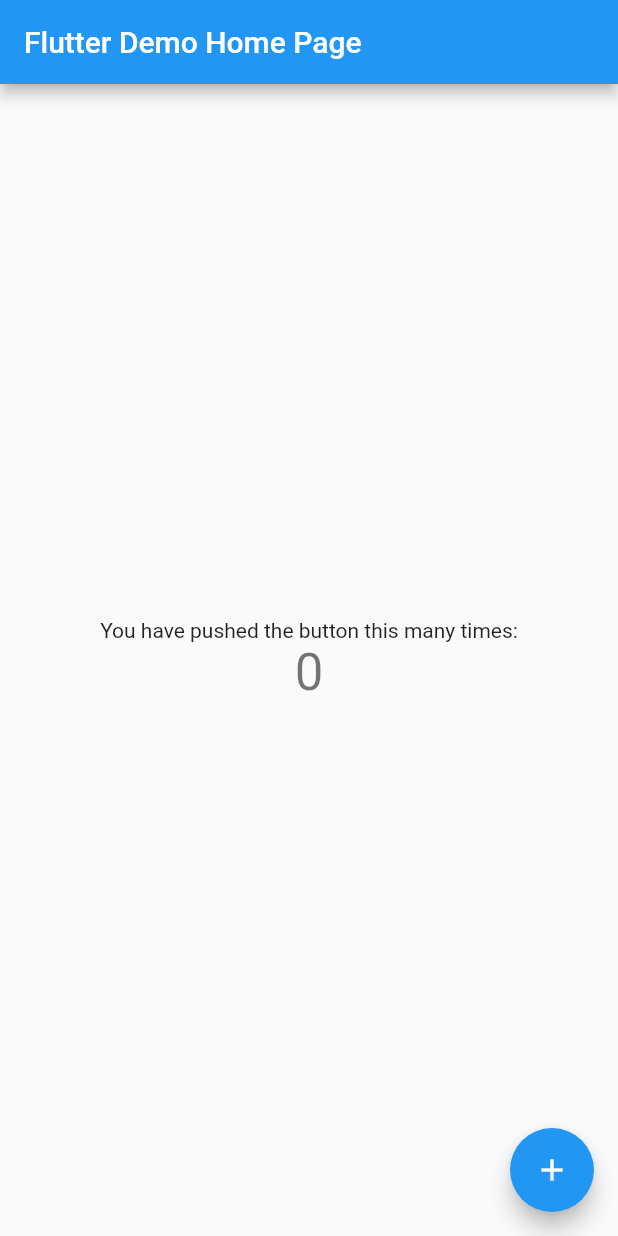
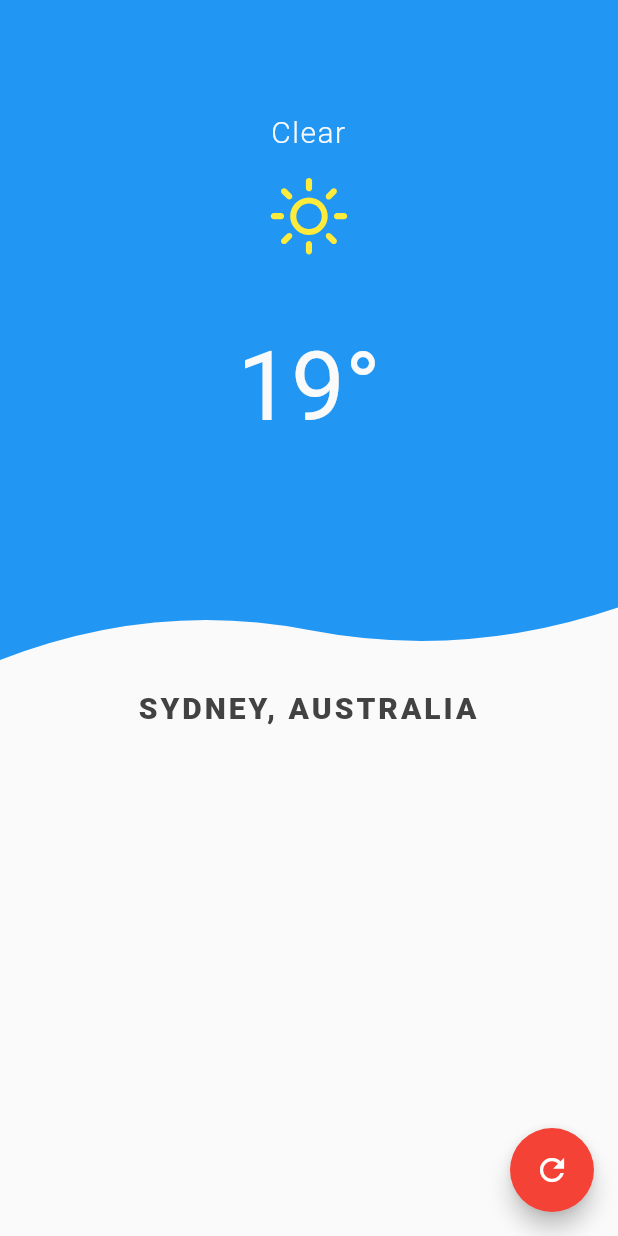
Before and after one commit to themobilecoder/my-local-weather, a Flutter app: the screen it shows after launch, on a phone screen of 412 x 824 dp. Run offline on Flutter 3.47's test engine with Material 2 defaults, Android fonts, the phone set to English and light mode, and no system bars; our stand-ins replace weather_icons.

```diff
--- a/lib/home_page.dart
+++ b/lib/home_page.dart
@@ -1,48 +1,116 @@
 import 'package:flutter/material.dart';
+import 'package:flutter/rendering.dart';
+import 'package:flutter/widgets.dart';
+import 'package:weather_icons/weather_icons.dart';
 
-class MyHomePage extends StatefulWidget {
-  MyHomePage({Key key, this.title}) : super(key: key);
-
-  final String title;
-
+class HomePage extends StatefulWidget {
+  HomePage({Key key}) : super(key: key);
   @override
-  _MyHomePageState createState() => _MyHomePageState();
+  _HomePageState createState() => _HomePageState();
 }
 
-class _MyHomePageState extends State<MyHomePage> {
-  int _counter = 0;
-
-  void _incrementCounter() {
-    setState(() {
-      _counter++;
-    });
-  }
-
+class _HomePageState extends State<HomePage> {
   @override
   Widget build(BuildContext context) {
     return Scaffold(
       appBar: AppBar(
-        title: Text(widget.title),
+        elevation: 0,
       ),
-      body: Center(
-        child: Column(
-          mainAxisAlignment: MainAxisAlignment.center,
-          children: <Widget>[
-            Text(
-              'You have pushed the button this many times:',
+      body: Column(
+        children: <Widget>[
+          Expanded(
+            child: ClipPath(
+              clipper: WaveClipper(),
+              child: Container(
+                color: Colors.blue,
+                child: Column(
+                  crossAxisAlignment: CrossAxisAlignment.stretch,
+                  children: <Widget>[
+                    SizedBox(
+                      height: 20,
+                    ),
+                    Text(
+                      'Clear',
+                      textAlign: TextAlign.center,
+                      style: TextStyle(
+                        fontSize: 20,
+                        color: Colors.grey.shade50,
+                        letterSpacing: 1,
+                        fontWeight: FontWeight.w300,
+                      ),
+                    ),
+                    SizedBox(height: 10),
+                    Icon(
+                      WeatherIcons.day_sunny,
+                      size: 72,
+                      color: Colors.yellow,
+                    ),
+                    SizedBox(height: 40),
+                    Text(
+                      '19°',
+                      textAlign: TextAlign.center,
+                      style: TextStyle(
+                        fontSize: 64,
+                        color: Colors.grey.shade50,
+                        fontWeight: FontWeight.w400,
+                      ),
+                    ),
+                  ],
+                ),
+              ),
             ),
-            Text(
-              '$_counter',
-              style: Theme.of(context).textTheme.display1,
+          ),
+          Expanded(
+            child: Container(
+              child: Column(
+                crossAxisAlignment: CrossAxisAlignment.stretch,
+                children: <Widget>[
+                  SizedBox(
+                    height: 20,
+                  ),
+                  Text(
+                    'SYDNEY, AUSTRALIA',
+                    textAlign: TextAlign.center,
+                    style: TextStyle(
+                      fontSize: 20,
+                      color: Colors.grey.shade800,
+                      letterSpacing: 2,
+                      fontWeight: FontWeight.w800,
+                    ),
+                  ),
+                ],
+              ),
             ),
-          ],
-        ),
+          ),
+        ],
       ),
       floatingActionButton: FloatingActionButton(
-        onPressed: _incrementCounter,
-        tooltip: 'Increment',
-        child: Icon(Icons.add),
+        onPressed: () {},
+        tooltip: 'Refresh',
+        child: Icon(Icons.refresh),
+        backgroundColor: Colors.red,
       ),
     );
   }
 }
+
+class WaveClipper extends CustomClipper<Path> {
+  @override
+  Path getClip(Size size) {
+    Path path = Path();
+    var heightToCut = size.height;
+    path.lineTo(0, heightToCut);
+    path.quadraticBezierTo(
+        size.width / 4, heightToCut - 40, size.width / 2, heightToCut - 20);
+    path.quadraticBezierTo(
+        3 / 4 * size.width, heightToCut, size.width, heightToCut - 35);
+    path.lineTo(size.width, 0);
+    path.close(); // this closes the loop from current position to the starting point of widget
+    return path;
+  }
+
+  @override
+  bool shouldReclip(CustomClipper<Path> oldClipper) {
+    return true;
+  }
+}
--- a/lib/main.dart
+++ b/lib/main.dart
@@ -1,4 +1,4 @@
 import 'package:flutter/material.dart';
-import 'package:flutter_unit_testing/my_app.dart';
+import 'package:flutter_unit_testing/weather_app.dart';
 
-void main() => runApp(MyApp());
+void main() => runApp(WeatherApp());
--- a/lib/my_app.dart
+++ b/lib/weather_app.dart
@@ -1,7 +1,7 @@
 import 'package:flutter/material.dart';
 import 'package:flutter_unit_testing/home_page.dart';
 
-class MyApp extends StatelessWidget {
+class WeatherApp extends StatelessWidget {
   @override
   Widget build(BuildContext context) {
     return MaterialApp(
@@ -9,7 +9,7 @@ class MyApp extends StatelessWidget {
       theme: ThemeData(
         primarySwatch: Colors.blue,
       ),
-      home: MyHomePage(title: 'Flutter Demo Home Page'),
+      home: HomePage(),
     );
   }
 }
```
Also changed, not shown: pubspec.yaml (+1 -55 lines), pubspec.lock.
